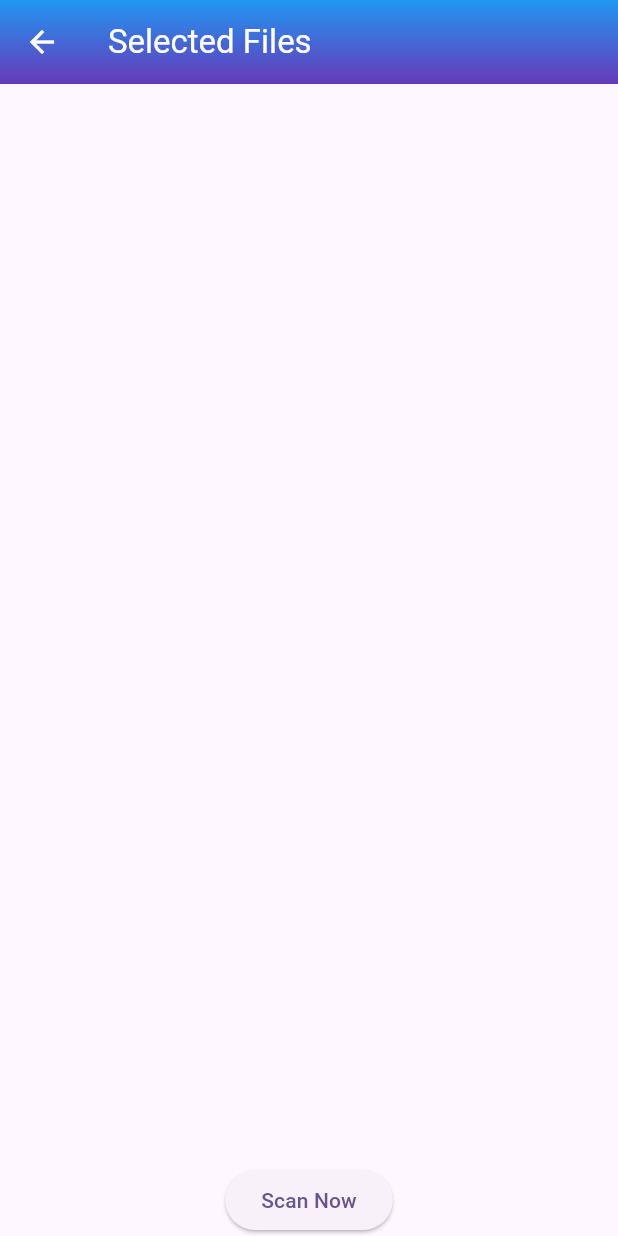
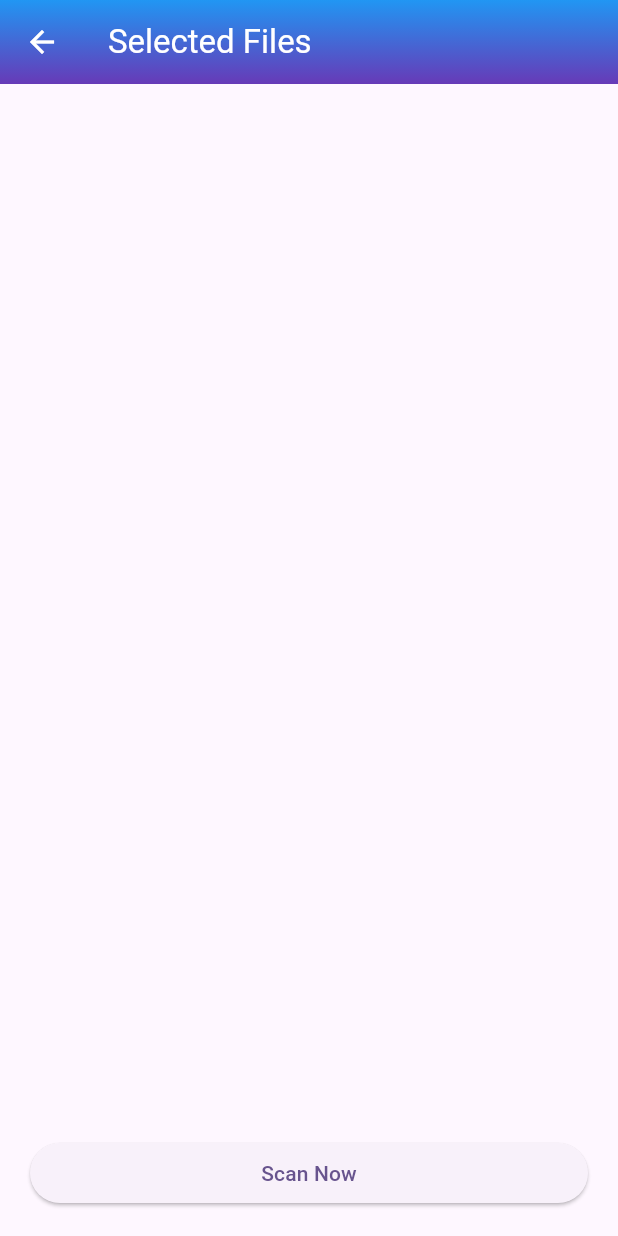
Before and after one commit to DC-21/file_picker_ui, a Flutter app: the FilesPage screen opened directly with empty values, on a phone screen of 412 x 824 dp. Run offline on Flutter 3.47's test engine with Material 2 defaults, Android fonts, the phone set to English and light mode, and no system bars; our stand-ins replace file_picker, open_file.

Commit message:
first commit

```diff
--- a/lib/files_page.dart
+++ b/lib/files_page.dart
@@ -103,10 +103,17 @@ class FilesPage extends StatelessWidget {
               },
             ),
           ),
-          ElevatedButton(
-            onPressed: () => _scanNow(context),
-            child: const Text('Scan Now'),
+          Container(
+            width: double.infinity,
+            margin: const EdgeInsets.symmetric(horizontal: 20),
+            child: ElevatedButton(
+              onPressed: () => _scanNow(context),
+              child: const Text('Scan Now'),
+            ),
           ),
+          const SizedBox(
+            height: 18,
+          )
         ],
       ),
     );
```
